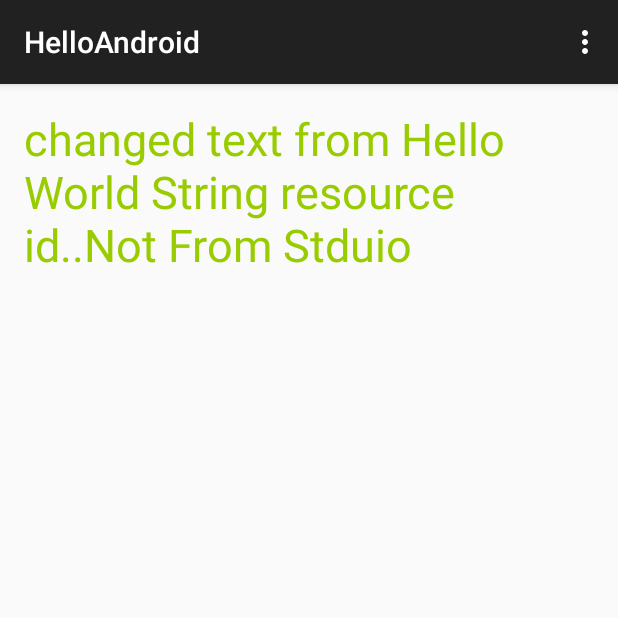
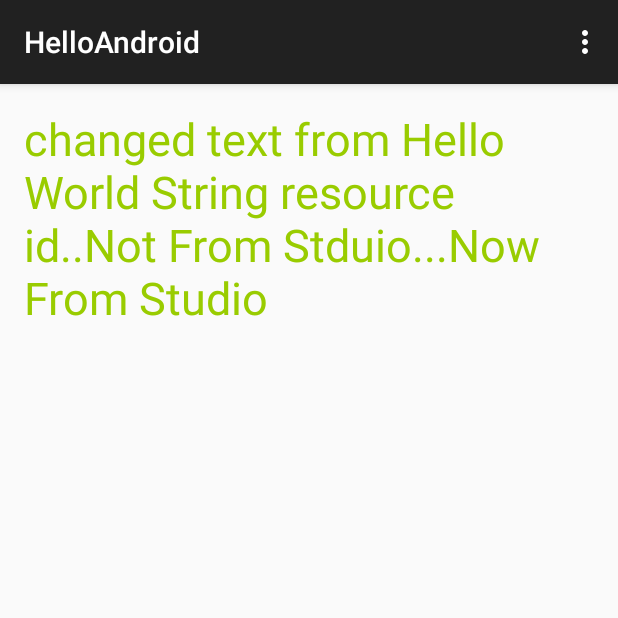
Before and after one commit to adneerav/ADGITLearn, an Android app: the screen it shows after launch (MainActivity), on a phone screen of 412 x 824 dp, the top half of it. Run offline under Robolectric (Android 15) with nearby library versions, the phone set to English and light mode, and no system bars.

Commit message:
Commit changes from studio text..

```diff
--- a/app/src/main/res/layout/fragment_main.xml
+++ b/app/src/main/res/layout/fragment_main.xml
@@ -9,7 +9,7 @@
     tools:context=".MainActivity$PlaceholderFragment">
 
     <TextView
-        android:text="changed text from Hello World String resource id..Not From Stduio"
+        android:text="changed text from Hello World String resource id..Not From Stduio...Now From Studio"
         android:layout_width="wrap_content"
         android:textColor="#ff99cc00"
         android:textSize="30sp"
```
